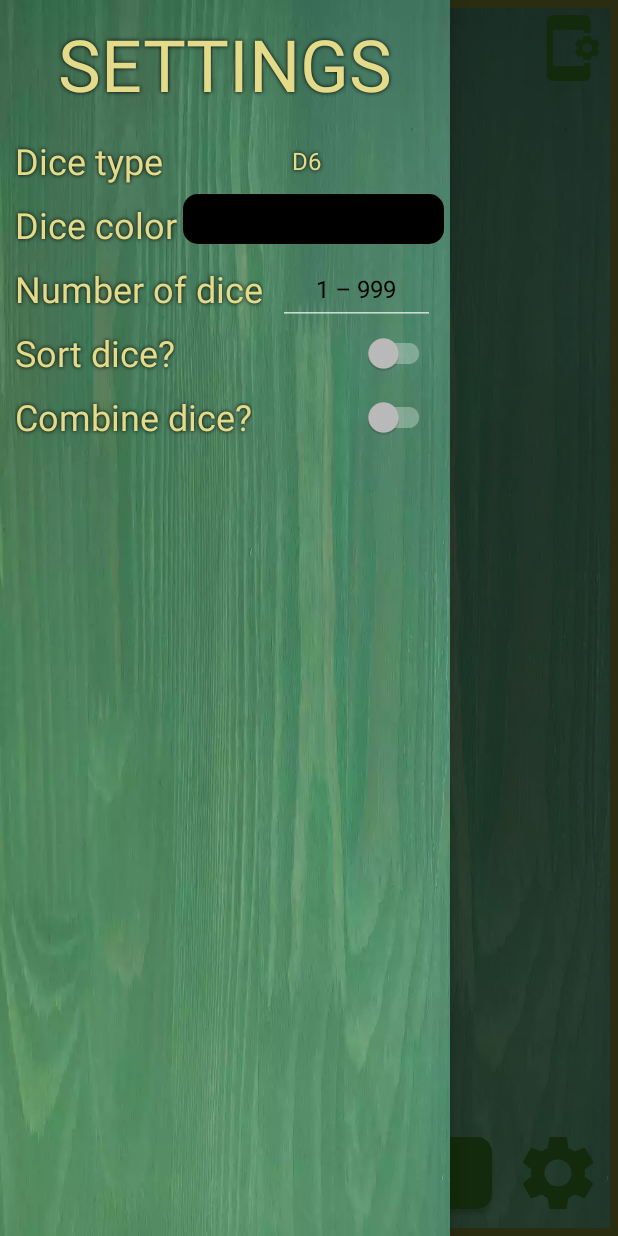
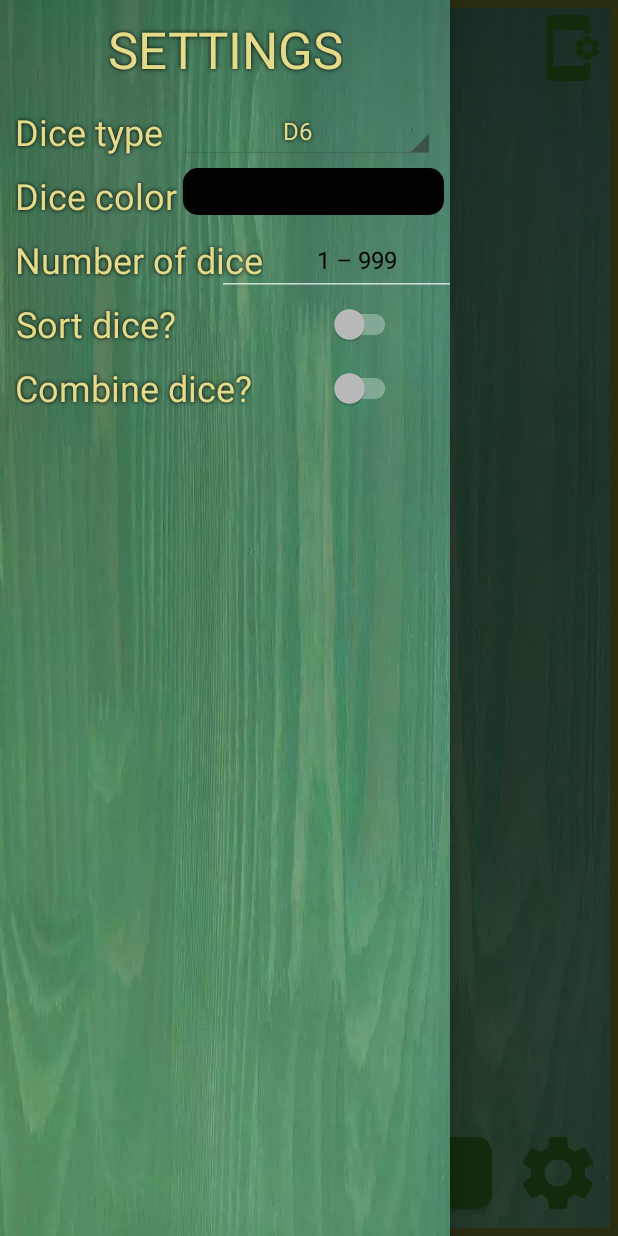
Before and after one commit to Vaaargr/DiceAndCoin, an Android app: the screen it shows after launch (MainActivity), with the side drawer open, on a phone screen of 412 x 824 dp. Run offline under Robolectric (Android 15) with nearby library versions, the phone set to English and light mode, and no system bars; our stand-ins replace Picasso; Roboto replaces fonts that are not available here.

Commit message:
Go to MVVM.

```diff
--- a/app/src/main/AndroidManifest.xml
+++ b/app/src/main/AndroidManifest.xml
@@ -16,7 +16,7 @@
             android:name=".activity.TableSetting"
             android:exported="false"
             android:theme="@style/GlobalSettings"
-            android:screenOrientation="portrait">
+            android:screenOrientation="sensor">
             <meta-data
                 android:name="android.app.lib_name"
                 android:value="" />
@@ -24,7 +24,7 @@
         <activity
             android:name=".activity.MainActivity"
             android:exported="true"
-            android:screenOrientation="portrait">
+            android:screenOrientation="sensor">
             <intent-filter>
                 <action android:name="android.intent.action.MAIN" />
 
@@ -40,5 +40,5 @@
             android:name="preloaded_fonts"
             android:resource="@array/preloaded_fonts" />
     </application>
-    <uses-permission android:name="android.permission.INTERNET" />
+
 </manifest>
--- a/app/src/main/java/sapegin/anton/diceandcoin/activity/MainActivity.kt
+++ b/app/src/main/java/sapegin/anton/diceandcoin/activity/MainActivity.kt
@@ -3,15 +3,18 @@ package sapegin.anton.diceandcoin.activity
 import android.content.Context
 import android.content.Intent
 import android.content.SharedPreferences
-import android.graphics.drawable.Drawable
 import androidx.appcompat.app.AppCompatActivity
 import android.os.Bundle
+import android.util.Log
 import android.view.View
 import android.widget.AdapterView
-import android.widget.EditText
+import androidx.activity.result.ActivityResult
+import androidx.activity.result.ActivityResultCallback
+import androidx.activity.result.contract.ActivityResultContract
+import androidx.activity.result.contract.ActivityResultContracts
 import androidx.core.view.GravityCompat
+import androidx.lifecycle.ViewModelProvider
 import androidx.recyclerview.widget.GridLayoutManager
-import sapegin.anton.diceandcoin.R
 import sapegin.anton.diceandcoin.dictionaries.DiceActivityDictionary
 import sapegin.anton.diceandcoin.adapters.DiceAdapter
 import sapegin.anton.diceandcoin.adapters.DiceColorAdapter
@@ -19,31 +22,52 @@ import sapegin.anton.diceandcoin.databinding.ActivityMainBinding
 import sapegin.anton.diceandcoin.dictionaries.GlobalSettingsDictionary
 import sapegin.anton.diceandcoin.models.Dice
 import sapegin.anton.diceandcoin.models.DiceColor
-import sapegin.anton.diceandcoin.models.DiceEngine
-import sapegin.anton.diceandcoin.models.StyleSettings
+import sapegin.anton.diceandcoin.logic.DiceFactory
+import sapegin.anton.diceandcoin.viewModel.MainViewModel
+import sapegin.anton.diceandcoin.viewModel.MainViewModelFactory
 
 class MainActivity : AppCompatActivity(), DiceColorAdapter.DiceColorListener {
     private lateinit var binding: ActivityMainBinding
     private lateinit var preferences: SharedPreferences
-    private lateinit var styleSettings: StyleSettings
-    private val adapter = DiceAdapter()
+    private lateinit var viewModel: MainViewModel
+    private val diceAdapter = DiceAdapter()
     private val colorAdapter = DiceColorAdapter(this)
     private var diceTypeNum = 2
     private var needToCombine = false
     private var needToSort = false
-    private var styleSettingsPosition = 3
-    private var needToAutoClean = false
     private var columns = 1
     private var currentDiceColor = DiceActivityDictionary.DICE_COLOR[0]
+
+    private val globalSettingStartActivityForResult = registerForActivityResult(
+        ActivityResultContracts.StartActivityForResult()
+    ) {
+        Log.d("MyLog", "Return to Main activity")
+        val result = it.data
+        val newStyleSettingsPosition =
+            result?.getIntExtra(DiceActivityDictionary.STYLE_SETTING_POSITION, 0) ?: 0
+        val newAutoCleanFlag =
+            result?.getBooleanExtra(DiceActivityDictionary.NEED_TO_CLEAN, false) ?: false
+        if (newStyleSettingsPosition != viewModel.getStyleSettings().position) {
+            updateStyleSettings(newStyleSettingsPosition)
+        }
+        if (newAutoCleanFlag != viewModel.getAutoCleanFlag()){
+            updateAutoCleanFlag(newAutoCleanFlag)
+        }
+
+        Log.d("MyLog", "Main activity get $newStyleSettingsPosition")
+        Log.d("MyLog", "Main activity get $newAutoCleanFlag")
+
+    }
 
     override fun onCreate(savedInstanceState: Bundle?) {
         //Подготовка данных
         preferences = getSharedPreferences("settings", Context.MODE_PRIVATE)
+        viewModel = ViewModelProvider(
+            this,
+            MainViewModelFactory(preferences)
+        ).get(MainViewModel::class.java)
 
-        styleSettingsPosition = preferences.getInt(GlobalSettingsDictionary.STYLE_SETTINGS, 0)
-        styleSettings = GlobalSettingsDictionary.themes[styleSettingsPosition]
-        setTheme(styleSettings.theme)
-        needToAutoClean = preferences.getBoolean(GlobalSettingsDictionary.NEED_TO_CLEAN, false)
+        setTheme(viewModel.getStyleSettings().theme)
 
         //Заполнение активити
         super.onCreate(savedInstanceState)
@@ -51,13 +75,16 @@ class MainActivity : AppCompatActivity(), DiceColorAdapter.DiceColorListener {
         setContentView(binding.root)
 
         binding.apply {
-            basicLayout.setBackgroundResource(styleSettings.backgroundLinc)
-            leftMenu.setBackgroundResource(styleSettings.backgroundLinc)
-            if (needToAutoClean) clearResult.visibility = View.GONE else clearResult.visibility =
-                View.VISIBLE
+            //Обновление бэкграундов
+            basicLayout.setBackgroundResource(viewModel.getStyleSettings().backgroundLinc)
+            leftMenu.setBackgroundResource(viewModel.getStyleSettings().backgroundLinc)
 
-            result.adapter = adapter
+            setCleanVisibility(viewModel.getAutoCleanFlag())
 
+            result.adapter = diceAdapter
+            diceType.setSelection(2)
+
+            //Обработка выбора цвета
             colorChouse.adapter = colorAdapter
             colorChouse.layoutManager = GridLayoutManager(
                 this@MainActivity,
@@ -65,18 +92,21 @@ class MainActivity : AppCompatActivity(), DiceColorAdapter.DiceColorListener {
             )
             colorAdapter.addResult(DiceActivityDictionary.DICE_COLOR)
 
+            //Выгрузка результатов броска из интента при смене стиля
             val needToLoad = intent.getBooleanExtra(DiceActivityDictionary.NEED_TO_LOAD, false)
             if (needToLoad) {
                 columns = intent.getIntExtra(DiceActivityDictionary.COLUMNS, 1)
                 result.layoutManager = GridLayoutManager(this@MainActivity, columns)
-                adapter.addResults(intent.getSerializableExtra(DiceActivityDictionary.SAVED_RESULT) as ArrayList<Dice>)
+                diceAdapter.addResults(intent.getSerializableExtra(DiceActivityDictionary.SAVED_RESULT) as ArrayList<Dice>)
             }
 
+            //Создание слушателей
             sort.setOnCheckedChangeListener { buttonView, isChecked -> needToSort = isChecked }
+
             combine.setOnCheckedChangeListener { buttonView, isChecked ->
                 needToCombine = isChecked
             }
-            diceType.setSelection(2)
+
             diceType.onItemSelectedListener = object : AdapterView.OnItemSelectedListener {
                 override fun onNothingSelected(parent: AdapterView<*>?) {}
                 override fun onItemSelected(
@@ -85,21 +115,23 @@ class MainActivity : AppCompatActivity(), DiceColorAdapter.DiceColorListener {
                     diceTypeNum = position
                 }
             }
+
             settingsButton.setOnClickListener {
                 drawer.openDrawer(GravityCompat.START)
             }
+
             clearResult.setOnClickListener {
-                adapter.clearResult()
+                diceAdapter.clearResult()
             }
+
             globalSettingsButton.setOnClickListener {
-                val intent = Intent(this@MainActivity, TableSetting::class.java)
-                intent.putExtra(GlobalSettingsDictionary.STYLE_SETTINGS, styleSettingsPosition)
-                intent.putExtra(GlobalSettingsDictionary.NEED_TO_CLEAN, needToAutoClean)
-                startActivity(intent)
+                onClickGlobalSettingsButton()
             }
+
             throwDice.setOnClickListener {
                 onClickThrow()
             }
+
             showColorsButton.setOnClickListener {
                 colorChouse.visibility = View.VISIBLE
             }
@@ -107,13 +139,14 @@ class MainActivity : AppCompatActivity(), DiceColorAdapter.DiceColorListener {
     }
 
     override fun onResume() {
-        if (preferences.getInt(
+/*if (preferences.getInt(
         GlobalSettingsDictionary.STYLE_SETTINGS,
         0
     ) != styleSettingsPosition
+    viewModel.needToChangeStyle
 ) {
     val i = Intent(this, MainActivity::class.java)
-            i.putExtra(DiceActivityDictionary.SAVED_RESULT, adapter.getDiceList())
+    i.putExtra(DiceActivityDictionary.SAVED_RESULT, diceAdapter.getDiceList())
     i.putExtra(DiceActivityDictionary.COLUMNS, columns)
     i.putExtra(DiceActivityDictionary.NEED_TO_LOAD, true)
     startActivity(i)
@@ -127,42 +160,55 @@ class MainActivity : AppCompatActivity(), DiceColorAdapter.DiceColorListener {
             binding.clearResult.visibility = if (needToAutoClean) {
                 View.GONE
             } else View.VISIBLE
-        }
+        }*/
         super.onResume()
     }
 
     private fun onClickThrow() {
-        if (needToAutoClean) adapter.clearResult()
+        if (viewModel.getAutoCleanFlag()) diceAdapter.clearResult()
         val diceNumber =
-            if (binding.numOfDice.text.toString().isNotEmpty()) binding.numOfDice.text.toString()
+            if (binding.numOfDice.text.toString()
+                    .isNotEmpty()
+            ) binding.numOfDice.text.toString()
                 .toInt() else 1
-        val engine = DiceEngine(diceTypeNum, diceNumber, needToSort, currentDiceColor.colorName)
+        val engine =
+            DiceFactory(diceTypeNum, diceNumber, needToSort, currentDiceColor.colorName)
         val resultToShow = if (!needToCombine) {
             engine.makeDiceResultWithoutCombine()
         } else {
             engine.makeDiceResultCombine()
         }
-        if (adapter.getDiceList().size < 1) {
+        if (diceAdapter.getDiceList().size < 1) {
             binding.result.layoutManager =
                 GridLayoutManager(this, getColumnNumbs(resultToShow.size))
         } else {
             binding.result.layoutManager =
                 GridLayoutManager(
                     this,
-                    getColumnNumbs(resultToShow.size + adapter.getDiceList().size)
+                    getColumnNumbs(resultToShow.size + diceAdapter.getDiceList().size)
                 )
         }
-        adapter.addResults(resultToShow)
+        diceAdapter.addResults(resultToShow)
+    }
+
+    private fun onClickGlobalSettingsButton() {
+        Log.d("MyLog", "Started Global Setting")
+        val intent = Intent(this@MainActivity, TableSetting::class.java)
+        intent.putExtra(
+            DiceActivityDictionary.STYLE_SETTING_POSITION,
+            viewModel.getStyleSettings().position
+        )
+        intent.putExtra(DiceActivityDictionary.NEED_TO_CLEAN, viewModel.getAutoCleanFlag())
+        globalSettingStartActivityForResult.launch(intent)
     }
 
     private fun getColumnNumbs(i: Int): Int {
         val columnNumbs = when (i) {
-            in 0..1 -> 1
+            in -1..1 -> 1
             in 2..4 -> 2
             in 5..9 -> 3
             in 10..16 -> 4
-            in 16..25 -> 5
-            else -> 6
+            else -> 5
         }
         columns = columnNumbs
         return columnNumbs
@@ -175,4 +221,21 @@ class MainActivity : AppCompatActivity(), DiceColorAdapter.DiceColorListener {
             binding.showColorsButton.setBackgroundResource(diceColor.button)
         }
     }
+
+    private fun setCleanVisibility(autoCleanFlag: Boolean) {
+        if (autoCleanFlag) binding.clearResult.visibility =
+            View.GONE else binding.clearResult.visibility =
+            View.VISIBLE
     }
+
+    private fun updateStyleSettings(styleSettingsPosition: Int) {
+        viewModel.changeStyleSettings(GlobalSettingsDictionary.themes[styleSettingsPosition])
+        finish()
+        startActivity(intent)
+    }
+
+    private fun updateAutoCleanFlag(newAutoCleanFlag: Boolean) {
+        viewModel.changeAutoCleanFlag(newAutoCleanFlag)
+        setCleanVisibility(newAutoCleanFlag)
+    }
+}
--- a/app/src/main/java/sapegin/anton/diceandcoin/adapters/DiceAdapter.kt
+++ b/app/src/main/java/sapegin/anton/diceandcoin/adapters/DiceAdapter.kt
@@ -15,7 +15,6 @@ class DiceAdapter : RecyclerView.Adapter<DiceAdapter.DiceHolder>() {
 
     class DiceHolder(item: View) : RecyclerView.ViewHolder(item) {
         private val binding = DiceResultBinding.bind(item)
-
 
         fun bind(dice: Dice) = with(binding) {
             Picasso.get().load(dice.diceImage).error(R.drawable.six)
--- a/app/src/main/java/sapegin/anton/diceandcoin/dictionaries/DiceActivityDictionary.kt
+++ b/app/src/main/java/sapegin/anton/diceandcoin/dictionaries/DiceActivityDictionary.kt
@@ -36,5 +36,6 @@ object DiceActivityDictionary {
     const val SAVED_RESULT = "saved result"
     const val COLUMNS = "number of columns"
     const val NEED_TO_LOAD = "need to load"
-
+    const val STYLE_SETTING_POSITION = "style setting position"
+    const val NEED_TO_CLEAN = "need to clean"
 }
--- a/app/src/main/java/sapegin/anton/diceandcoin/dictionaries/GlobalSettingsDictionary.kt
+++ b/app/src/main/java/sapegin/anton/diceandcoin/dictionaries/GlobalSettingsDictionary.kt
@@ -69,7 +69,4 @@ object GlobalSettingsDictionary {
             8
         )
     )
-
-    val STYLE_SETTINGS = "style settings"
-    val NEED_TO_CLEAN = "need to clean"
 }
--- a/app/src/main/java/sapegin/anton/diceandcoin/models/Dice.kt
+++ b/app/src/main/java/sapegin/anton/diceandcoin/models/Dice.kt
@@ -1,3 +1,3 @@
 package sapegin.anton.diceandcoin.models
 
-class Dice(val diceImage: String, val count: Int): java.io.Serializable
+data class Dice(val diceImage: String, val count: Int): java.io.Serializable
--- a/app/src/main/java/sapegin/anton/diceandcoin/models/DiceColor.kt
+++ b/app/src/main/java/sapegin/anton/diceandcoin/models/DiceColor.kt
@@ -1,4 +1,3 @@
 package sapegin.anton.diceandcoin.models
 
-class DiceColor(val colorName: String, val color: Int, val button: Int) {
-}
+data class DiceColor(val colorName: String, val color: Int, val button: Int)
--- a/app/src/main/java/sapegin/anton/diceandcoin/models/StyleSettings.kt
+++ b/app/src/main/java/sapegin/anton/diceandcoin/models/StyleSettings.kt
@@ -1,6 +1,6 @@
 package sapegin.anton.diceandcoin.models
 
-class StyleSettings(
+data class StyleSettings(
     val backgroundLinc: Int,
     val textStyle: Int,
     val buttonDraw: Int,
--- /dev/null
+++ b/app/src/main/java/sapegin/anton/diceandcoin/viewModel/MainViewModel.kt
@@ -0,0 +1,50 @@
+package sapegin.anton.diceandcoin.viewModel
+
+import android.content.SharedPreferences
+import android.util.Log
+import androidx.lifecycle.ViewModel
+import sapegin.anton.diceandcoin.dictionaries.DiceActivityDictionary
+import sapegin.anton.diceandcoin.dictionaries.GlobalSettingsDictionary
+import sapegin.anton.diceandcoin.models.StyleSettings
+
+class MainViewModel(private val preference: SharedPreferences) : ViewModel() {
+
+    private var styleSettings: StyleSettings
+    private var autoCleanFlag: Boolean
+
+    init {
+        val styleSettingsPosition =
+            preference.getInt(DiceActivityDictionary.STYLE_SETTING_POSITION, 0)
+        autoCleanFlag = preference.getBoolean(DiceActivityDictionary.NEED_TO_CLEAN, false)
+        styleSettings = GlobalSettingsDictionary.themes[styleSettingsPosition]
+        Log.d("MyLog", "MainViewModel create")
+    }
+
+    fun getStyleSettings(): StyleSettings {
+        return styleSettings
+    }
+
+    fun getAutoCleanFlag(): Boolean{
+        return autoCleanFlag
+    }
+
+    private fun saveStyleSettingsPosition(styleSettingsPosition: Int) {
+        preference.edit()
+            .putInt(DiceActivityDictionary.STYLE_SETTING_POSITION, styleSettingsPosition).apply()
+    }
+
+    private fun saveAutoCleanFlag(){
+        preference.edit()
+            .putBoolean(DiceActivityDictionary.NEED_TO_CLEAN, autoCleanFlag).apply()
+    }
+
+    fun changeStyleSettings(styleSettings: StyleSettings) {
+        this.styleSettings = styleSettings
+        saveStyleSettingsPosition(styleSettings.position)
+    }
+
+    fun changeAutoCleanFlag(autoCleanFlag: Boolean){
+        this.autoCleanFlag = autoCleanFlag
+        saveAutoCleanFlag()
+    }
+}
--- /dev/null
+++ b/app/src/main/java/sapegin/anton/diceandcoin/viewModel/MainViewModelFactory.kt
@@ -0,0 +1,13 @@
+package sapegin.anton.diceandcoin.viewModel
+
+import android.content.SharedPreferences
+import androidx.lifecycle.ViewModel
+import androidx.lifecycle.ViewModelProvider
+
+class MainViewModelFactory(private val preference: SharedPreferences) : ViewModelProvider.Factory {
+    @Suppress("UNCHECKED_CAST")
+    override fun <T : ViewModel> create(modelClass: Class<T>): T = when (modelClass) {
+        MainViewModel::class.java -> MainViewModel(preference)
+        else -> throw IllegalArgumentException("${modelClass.simpleName} cannot be provided.")
+    } as T
+}
--- a/app/src/main/res/layout/activity_main.xml
+++ b/app/src/main/res/layout/activity_main.xml
@@ -5,7 +5,6 @@
     android:id="@+id/drawer"
     android:layout_width="match_parent"
     android:layout_height="match_parent"
-    android:background="@color/black"
     tools:context=".activity.MainActivity"
     tools:layout_editor_absoluteX="102dp"
     tools:layout_editor_absoluteY="169dp"
@@ -113,16 +112,16 @@
 
         <Spinner
             android:id="@+id/dice_type"
-            style="@android:style/Widget.DeviceDefault.Light.Spinner"
+            style="@android:style/Widget.Holo.Light.Spinner"
             android:layout_width="0dp"
-            android:layout_height="0dp"
+            android:layout_height="wrap_content"
             android:layout_marginStart="10dp"
             android:layout_marginEnd="10dp"
-            android:background="@color/none"
             android:entries="@array/dice_values"
-            android:popupBackground="@color/none"
-            android:spinnerMode="dropdown"
+            android:popupBackground="@color/material_dynamic_neutral30"
+            android:spinnerMode="dialog"
             android:textAlignment="center"
+            android:textDirection="inherit"
             app:layout_constraintBottom_toBottomOf="@+id/textView2"
             app:layout_constraintEnd_toEndOf="parent"
             app:layout_constraintStart_toEndOf="@+id/textView2"
@@ -165,10 +164,8 @@
 
         <EditText
             android:id="@+id/num_of_dice"
-            android:layout_width="0dp"
+            android:layout_width="wrap_content"
             android:layout_height="wrap_content"
-            android:layout_marginStart="10dp"
-            android:layout_marginEnd="10dp"
             android:ems="10"
             android:hint="@string/num_of_dice_hint"
             android:importantForAutofill="no"
@@ -207,7 +204,7 @@
 
         <androidx.appcompat.widget.SwitchCompat
             android:id="@+id/sort"
-            android:layout_width="0dp"
+            android:layout_width="wrap_content"
             android:layout_height="48dp"
             android:layout_marginStart="10dp"
             android:checked="false"
@@ -218,7 +215,7 @@
 
         <androidx.appcompat.widget.SwitchCompat
             android:id="@+id/combine"
-            android:layout_width="0dp"
+            android:layout_width="wrap_content"
             android:layout_height="48dp"
             android:checked="false"
             android:minHeight="48dp"
@@ -235,7 +232,7 @@
             android:text="@string/settings"
             android:textAllCaps="true"
             android:textAppearance="@style/TextAppearance.AppCompat.Body1"
-            android:textSize="48sp"
+            android:textSize="34sp"
             app:layout_constraintEnd_toEndOf="parent"
             app:layout_constraintStart_toStartOf="parent"
             app:layout_constraintTop_toTopOf="parent" />
--- a/app/src/main/res/values/textStyles.xml
+++ b/app/src/main/res/values/textStyles.xml
@@ -4,6 +4,7 @@
     <style name="TextForGreenGrace">
         <item name="android:textColor">@color/on_primary_for_green_grace</item>
         <item name="fontFamily">@font/aladin</item>
+        <item name="android:textAlignment">center</item>
         <item name="android:background">@color/none</item>
         <item name="android:shadowColor">@color/black</item>
         <item name="android:shadowRadius">3</item>
--- a/app/src/main/res/values/themes.xml
+++ b/app/src/main/res/values/themes.xml
@@ -79,6 +79,7 @@
         <item name="windowNoTitle">true</item>
         <item name="android:windowFullscreen">true</item>
         <item name="android:forceDarkAllowed" tools:targetApi="q">false</item>
+       <!-- <item name="android:windowCloseOnTouchOutside">false</item>-->
     </style>
 
 </resources>
--- a/build.gradle
+++ b/build.gradle
@@ -2,5 +2,5 @@
 plugins {
     id 'com.android.application' version '7.3.1' apply false
     id 'com.android.library' version '7.3.1' apply false
-    id 'org.jetbrains.kotlin.android' version '1.7.10' apply false
+    id 'org.jetbrains.kotlin.android' version '1.8.0' apply false
 }
```
Also changed, not shown: app/build.gradle (+5 -2 lines), app/src/main/java/sapegin/anton/diceandcoin/activity/TableSetting.kt (+34 -11 lines), app/src/main/java/sapegin/anton/diceandcoin/logic/DiceFactory.kt (renamed from app/src/main/java/sapegin/anton/diceandcoin/models/DiceEngine.kt, +3 -5 lines), app/src/main/res/layout/spinner_item.xml (added, +11 -0 lines). Lines whose indentation alone changed are shown as unchanged.
